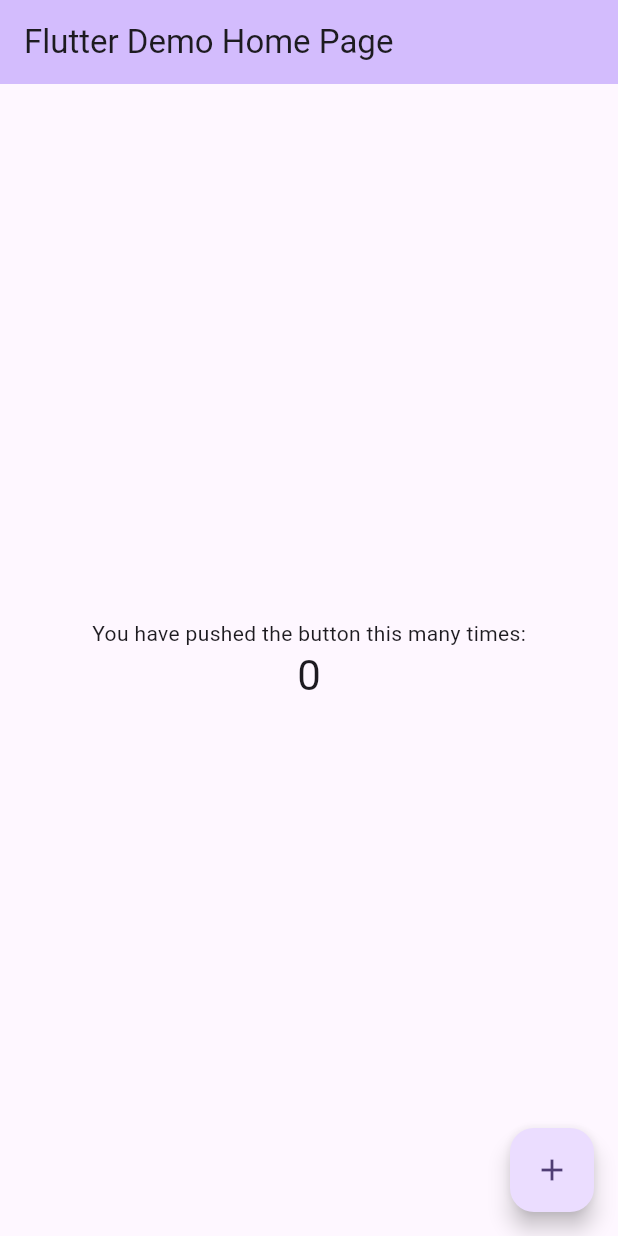
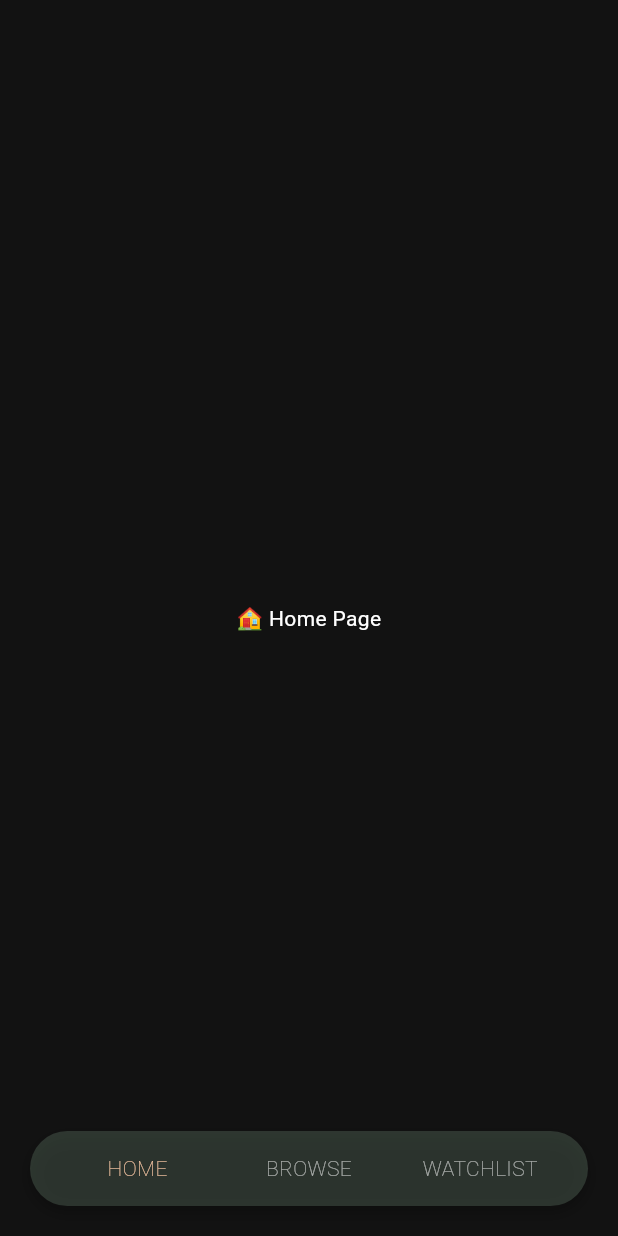
Before and after one commit to VictoriaKGN/flickio, a Flutter app: the screen it shows after launch, on a phone screen of 412 x 824 dp. Run offline on Flutter 3.47's test engine with Material 3 defaults, Android fonts, the light colour scheme and no system bars.

Commit message:
main container, navbar, & color scheme setup

```diff
--- a/lib/main.dart
+++ b/lib/main.dart
@@ -1,7 +1,15 @@
+import 'package:flickio/theme/color_scheme.dart';
+import 'package:flickio/views/main_container.dart';
 import 'package:flutter/material.dart';
 
 void main() {
-  runApp(const MyApp());
+  runApp(MaterialApp(
+    theme: ThemeData(
+      colorScheme: colorScheme
+    ),
+    home: MainContainer()
+    )
+  );
 }
 
 class MyApp extends StatelessWidget {
@@ -80,7 +88,7 @@
         // TRY THIS: Try changing the color here to a specific color (to
         // Colors.amber, perhaps?) and trigger a hot reload to see the AppBar
         // change color while the other colors stay the same.
-        backgroundColor: Theme.of(context).colorScheme.inversePrimary,
+        backgroundColor: Colors.amber,
         // Here we take the value from the MyHomePage object that was created by
         // the App.build method, and use it to set our appbar title.
         title: Text(widget.title),
--- /dev/null
+++ b/lib/theme/color_scheme.dart
@@ -0,0 +1,15 @@
+import 'package:flutter/material.dart';
+
+final ColorScheme colorScheme = ColorScheme(
+  brightness: Brightness.dark,
+  primary: Color(0xFF0A3C37),
+  onPrimary: Colors.white,
+  secondary: Color(0xFFA2CCAC),
+  onSecondary: Colors.white,
+  error: Color(0xFF950606),
+  onError: Colors.white,
+  surface: Color(0xFF121212),
+  onSurface: Colors.white,
+  tertiary: Color(0xFFF2C2A0),
+  onTertiary: Colors.black
+);
--- /dev/null
+++ b/lib/views/main_container.dart
@@ -0,0 +1,49 @@
+import 'package:flutter/material.dart';
+import 'widgets/nav_bar.dart';
+
+class MainContainer extends StatefulWidget {
+  const MainContainer({super.key});
+
+  @override
+  State<MainContainer> createState() => _MainContainerState();
+}
+
+class _MainContainerState extends State<MainContainer> {
+  int _selectedIndex = 0;
+
+  final List<String> _pages = ['Home', 'Browse', 'Watchlist'];
+
+  Widget _buildCurrentPage() {
+    switch (_selectedIndex) {
+      case 0:
+        return Center(child: Text('🏠 Home Page'));
+      case 1:
+        return Center(child: Text('🔍 Browse Page'));
+      case 2:
+        return Center(child: Text('📃 Watchlist Page'));
+      default:
+        return SizedBox.shrink();
+    }
+  }
+
+  @override
+  Widget build(BuildContext context) {
+    return Scaffold(
+      body: Stack(
+        children: [
+          Positioned.fill(child: _buildCurrentPage()),
+
+          NavBar(
+            pages: _pages,
+            selected: _selectedIndex,
+            onTabSelect: (index) {
+              setState(() {
+                _selectedIndex = index;
+              });
+            },
+          ),
+        ],
+      ),
+    );
+  }
+}
--- /dev/null
+++ b/lib/views/widgets/nav_bar.dart
@@ -0,0 +1,79 @@
+import 'package:flutter/material.dart';
+
+class NavBar extends StatelessWidget {
+  final List<String> pages;
+  final int selected;
+  final Function(int) onTabSelect;
+
+  const NavBar({
+    super.key,
+    required this.pages,
+    required this.selected,
+    required this.onTabSelect,
+  });
+
+  @override
+  Widget build(BuildContext context) {
+    final screenWidth = MediaQuery.of(context).size.width;
+    final bool isMobile = screenWidth < 600;
+
+    final double fontSize = isMobile ? 14 : 16;
+    final double itemWidth = isMobile ? 85 : 100;
+    final double maxWidth = isMobile ? double.infinity : 480;
+
+    return Positioned(
+      top: isMobile ? null : 40,
+      bottom: isMobile ? 20 : null,
+      left: 0,
+      right: 0,
+      child: Center(
+        child: Container(
+          margin: EdgeInsets.symmetric(horizontal: isMobile ? 20 : 0),
+          constraints: BoxConstraints(maxWidth: maxWidth),
+          padding: EdgeInsets.symmetric(
+            horizontal: isMobile ? 0 : 25,
+            vertical: 15,
+          ),
+          decoration: BoxDecoration(
+            color: Theme.of(context).colorScheme.secondary.withAlpha(51),
+            borderRadius: BorderRadius.circular(40),
+            boxShadow: [
+              BoxShadow(
+                color: Colors.black26,
+                blurRadius: 8,
+                offset: Offset(0, 4),
+              ),
+            ],
+          ),
+          child: Row(
+            mainAxisAlignment: MainAxisAlignment.spaceEvenly,
+            children: List.generate(pages.length, (index) {
+              final isSelected = selected == index;
+              return GestureDetector(
+                onTap: () => onTabSelect(index),
+                child: AnimatedContainer(
+                  duration: Duration(microseconds: 250),
+                  width: itemWidth,
+                  child: Text(
+                    pages[index].toUpperCase(),
+                    textAlign: TextAlign.center,
+                    style: TextStyle(
+                      color:
+                          isSelected
+                              ? Theme.of(context).colorScheme.tertiary
+                              : Theme.of(
+                                context,
+                              ).colorScheme.onPrimary.withAlpha(153),
+                      fontSize: fontSize,
+                      fontWeight: FontWeight.w200,
+                    ),
+                  ),
+                ),
+              );
+            }),
+          ),
+        ),
+      ),
+    );
+  }
+}
```
